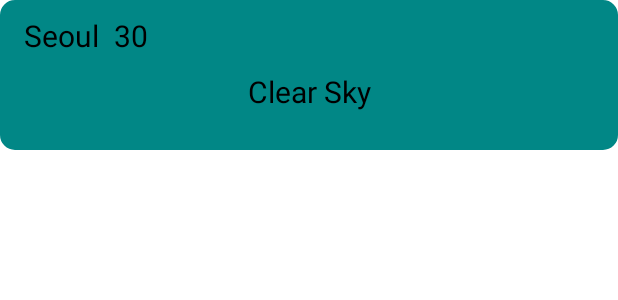
After one commit to KimBoWoon/Weather-Cast, an Android app: the layout vh_weather_info.xml on its own in the app's theme, with its tools: preview values and no code run, on a phone screen of 412 x 824 dp. The commit adds this screen. Shown: the top 300 px of the screen. Run offline under Robolectric (Android 15) with nearby library versions, the phone set to English and light mode, and no system bars.

Commit message:
날씨 데이터 받아 리사이클러 뷰에 보여주기 성공

```diff
--- a/app/src/main/AndroidManifest.xml
+++ b/app/src/main/AndroidManifest.xml
@@ -13,7 +13,7 @@
         android:supportsRtl="true"
         android:theme="@style/Theme.WeatherCast">
         <activity
-            android:name=".MainActivity"
+            android:name=".ui.MainActivity"
             android:exported="true">
             <intent-filter>
                 <action android:name="android.intent.action.MAIN" />
--- /dev/null
+++ b/app/src/main/java/com/bowoon/android/weather_cast/base/BaseVM.kt
@@ -0,0 +1,6 @@
+package com.bowoon.android.weather_cast.base
+
+import androidx.lifecycle.LifecycleObserver
+import androidx.lifecycle.ViewModel
+
+open class BaseVM : ViewModel(), LifecycleObserver {}
--- /dev/null
+++ b/app/src/main/java/com/bowoon/android/weather_cast/util/Util.kt
@@ -0,0 +1,6 @@
+package com.bowoon.android.weather_cast.util
+
+import android.content.res.Resources
+import kotlin.math.roundToInt
+
+val Int.dp: Int get() = (this.toFloat() * Resources.getSystem().displayMetrics.density).roundToInt()
--- /dev/null
+++ b/app/src/main/res/layout/vh_weather_info.xml
@@ -0,0 +1,50 @@
+<?xml version="1.0" encoding="utf-8"?>
+<layout xmlns:android="http://schemas.android.com/apk/res/android"
+    xmlns:app="http://schemas.android.com/apk/res-auto"
+    xmlns:tools="http://schemas.android.com/tools">
+
+    <androidx.constraintlayout.widget.ConstraintLayout
+        android:layout_width="match_parent"
+        android:layout_height="wrap_content">
+
+        <com.google.android.material.imageview.ShapeableImageView
+            android:id="@+id/iv_weather_bg"
+            android:layout_width="match_parent"
+            android:layout_height="100dp"
+            app:layout_constraintEnd_toEndOf="parent"
+            app:layout_constraintStart_toStartOf="parent"
+            app:layout_constraintTop_toTopOf="parent"
+            app:shapeAppearanceOverlay="@style/Widget.MaterialComponents.ShapeableImageView.WeatherInfo"
+            tools:background="@color/teal_700" />
+
+        <androidx.appcompat.widget.AppCompatTextView
+            android:id="@+id/tv_city"
+            android:layout_width="wrap_content"
+            android:layout_height="wrap_content"
+            android:layout_marginStart="16dp"
+            android:layout_marginTop="10dp"
+            app:layout_constraintStart_toStartOf="@id/iv_weather_bg"
+            app:layout_constraintTop_toTopOf="@id/iv_weather_bg"
+            tools:text="Seoul" />
+
+        <androidx.appcompat.widget.AppCompatTextView
+            android:id="@+id/tv_temperature"
+            android:layout_width="wrap_content"
+            android:layout_height="wrap_content"
+            android:layout_marginStart="10dp"
+            android:layout_marginTop="10dp"
+            app:layout_constraintStart_toEndOf="@id/tv_city"
+            app:layout_constraintTop_toTopOf="@id/iv_weather_bg"
+            tools:text="30" />
+
+        <androidx.appcompat.widget.AppCompatTextView
+            android:id="@+id/tv_weather_info"
+            android:layout_width="wrap_content"
+            android:layout_height="wrap_content"
+            android:layout_marginTop="10dp"
+            app:layout_constraintEnd_toEndOf="@id/iv_weather_bg"
+            app:layout_constraintStart_toStartOf="@id/iv_weather_bg"
+            app:layout_constraintTop_toBottomOf="@id/tv_city"
+            tools:text="Clear Sky" />
+    </androidx.constraintlayout.widget.ConstraintLayout>
+</layout>
--- a/app/src/main/res/values/themes.xml
+++ b/app/src/main/res/values/themes.xml
@@ -12,5 +12,17 @@
         <!-- Status bar color. -->
         <item name="android:statusBarColor" tools:targetApi="l">?attr/colorPrimaryVariant</item>
         <!-- Customize your theme here. -->
+
+        <item name="android:textViewStyle">@style/MyTextView</item>
+    </style>
+
+    <style name="MyTextView" parent="Widget.AppCompat.TextView">
+        <item name="android:textColor">@color/black</item>
+        <item name="android:textSize">20dp</item>
+    </style>
+
+    <style name="Widget.MaterialComponents.ShapeableImageView.WeatherInfo" parent="">
+        <item name="cornerFamily">rounded</item>
+        <item name="cornerSize">10dp</item>
     </style>
 </resources>
--- a/data/src/main/java/com/bowoon/android/data/di/RetrofitModule.kt
+++ b/data/src/main/java/com/bowoon/android/data/di/RetrofitModule.kt
@@ -37,7 +37,10 @@ object RetrofitModule {
     }.build()
 
     @Provides
-    fun provideKotlinSerialization(): Json = Json { ignoreUnknownKeys = true }
+    fun provideKotlinSerialization(): Json = Json {
+        ignoreUnknownKeys = true
+        prettyPrint = true
+    }
 
     @Provides
     fun provideJsonMediaType(): MediaType = "application/json".toMediaType()
```
Also changed, not shown: app/src/main/java/com/bowoon/android/weather_cast/MainActivity.kt (deleted, +0 -25 lines), app/src/main/java/com/bowoon/android/weather_cast/MainVM.kt (deleted, +0 -22 lines), app/src/main/java/com/bowoon/android/weather_cast/base/BaseActivity.kt (added, +23 -0 lines), app/src/main/java/com/bowoon/android/weather_cast/ui/MainActivity.kt (added, +52 -0 lines), app/src/main/java/com/bowoon/android/weather_cast/ui/adapter/WeatherCastAdapter.kt (added, +64 -0 lines), app/src/main/java/com/bowoon/android/weather_cast/ui/vh/WeatherInfoVH.kt (added, +20 -0 lines), app/src/main/java/com/bowoon/android/weather_cast/ui/vm/MainVM.kt (added, +31 -0 lines), app/src/main/res/layout/activity_main.xml (+10 -5 lines), domain/src/main/java/com/bowoon/android/domain/dto/Geocoding.kt (added, +10 -0 lines).
